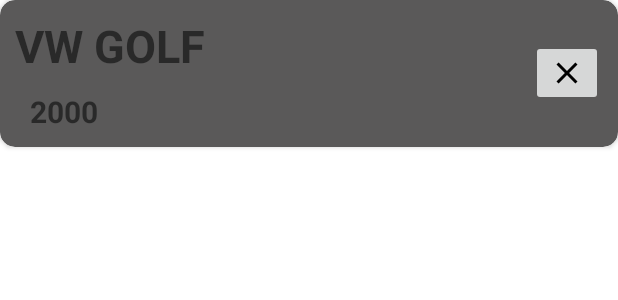
After one commit to timofeylyadinsky/final-project-android, an Android app: the layout wishlist_item_layout.xml on its own in the app's theme, with its tools: preview values and no code run, on a phone screen of 412 x 824 dp. The commit adds this screen. Shown: the top 300 px of the screen. Run offline under Robolectric (Android 15) with nearby library versions, the phone set to English and light mode, and no system bars.

Commit message:
feat: add second fragment

```diff
--- /dev/null
+++ b/app/src/main/res/drawable/ic_baseline_close_24.xml
@@ -0,0 +1,5 @@
+<vector android:height="24dp" android:tint="#000000"
+    android:viewportHeight="24" android:viewportWidth="24"
+    android:width="24dp" xmlns:android="http://schemas.android.com/apk/res/android">
+    <path android:fillColor="@android:color/white" android:pathData="M19,6.41L17.59,5 12,10.59 6.41,5 5,6.41 10.59,12 5,17.59 6.41,19 12,13.41 17.59,19 19,17.59 13.41,12z"/>
+</vector>
--- /dev/null
+++ b/app/src/main/res/layout/wishlist_item_layout.xml
@@ -0,0 +1,59 @@
+<?xml version="1.0" encoding="utf-8"?>
+
+<androidx.cardview.widget.CardView
+    xmlns:android="http://schemas.android.com/apk/res/android"
+    xmlns:app="http://schemas.android.com/apk/res-auto"
+    android:layout_width="match_parent"
+    android:layout_height="wrap_content"
+    android:backgroundTint="#5A5959"
+    app:cardCornerRadius="10sp"
+    android:layout_marginBottom="10dp"
+    >
+
+
+    <RelativeLayout
+        android:layout_width="match_parent"
+        android:layout_height="wrap_content">
+
+
+        <TextView
+            android:id="@+id/carMaker"
+            android:layout_width="wrap_content"
+            android:layout_height="wrap_content"
+            android:layout_alignParentStart="true"
+            android:layout_alignParentTop="true"
+            android:layout_marginHorizontal="10dp"
+            android:layout_marginVertical="10dp"
+            android:layout_toStartOf="@+id/addToFavourite"
+            android:inputType="textMultiLine"
+            android:text="VW GOLF"
+            android:textSize="30sp"
+            android:textStyle="bold" />
+        <TextView
+            android:id="@+id/yearCar"
+            android:layout_width="wrap_content"
+            android:layout_height="wrap_content"
+            android:layout_alignStart="@id/carMaker"
+            android:layout_below="@id/carMaker"
+            android:text="2000"
+            android:textSize="20sp"
+            android:textStyle="bold"
+            android:layout_marginHorizontal="10dp"
+            android:paddingBottom="10dp"
+            />
+        <ImageButton
+            android:id="@+id/deleteFromFavourite"
+            android:layout_width="wrap_content"
+            android:layout_height="wrap_content"
+            android:layout_alignParentEnd="true"
+            android:layout_centerVertical="true"
+            app:srcCompat="@drawable/ic_baseline_close_24"
+            android:layout_marginEnd="10dp"
+            />
+
+    </RelativeLayout>
+
+
+
+
+</androidx.cardview.widget.CardView>
--- a/app/src/main/res/menu/drawer_menu.xml
+++ b/app/src/main/res/menu/drawer_menu.xml
@@ -2,7 +2,11 @@
 <menu xmlns:android="http://schemas.android.com/apk/res/android"
     xmlns:app="http://schemas.android.com/apk/res-auto">
     <item android:id="@+id/mainFragment"
-        android:title="fragment1"
+        android:title="All cars"
+        app:showAsAction="never"
+        />
+    <item android:id="@+id/wishlistFragment"
+        android:title="Favourite"
         app:showAsAction="never"
         />
 </menu>
```
Also changed, not shown: app/src/main/java/lt/timofey/finalprojectandroid/WishlistFragment.kt (added, +58 -0 lines), app/src/main/java/lt/timofey/finalprojectandroid/adapters/WishlistAdapter.kt (added, +49 -0 lines), app/src/main/java/lt/timofey/finalprojectandroid/carInfoFragment.kt (added, +59 -0 lines), app/src/main/res/layout/fragment_car_info.xml (added, +14 -0 lines), app/src/main/res/layout/fragment_wishlist.xml (added, +22 -0 lines), app/src/main/res/navigation/navigation.xml (+10 -0 lines).
